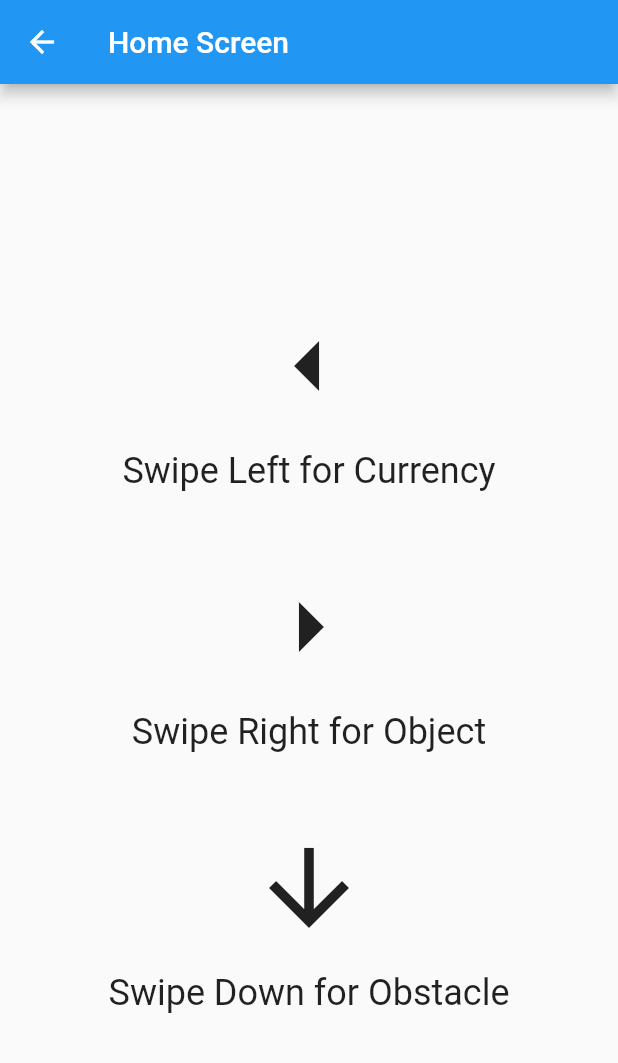
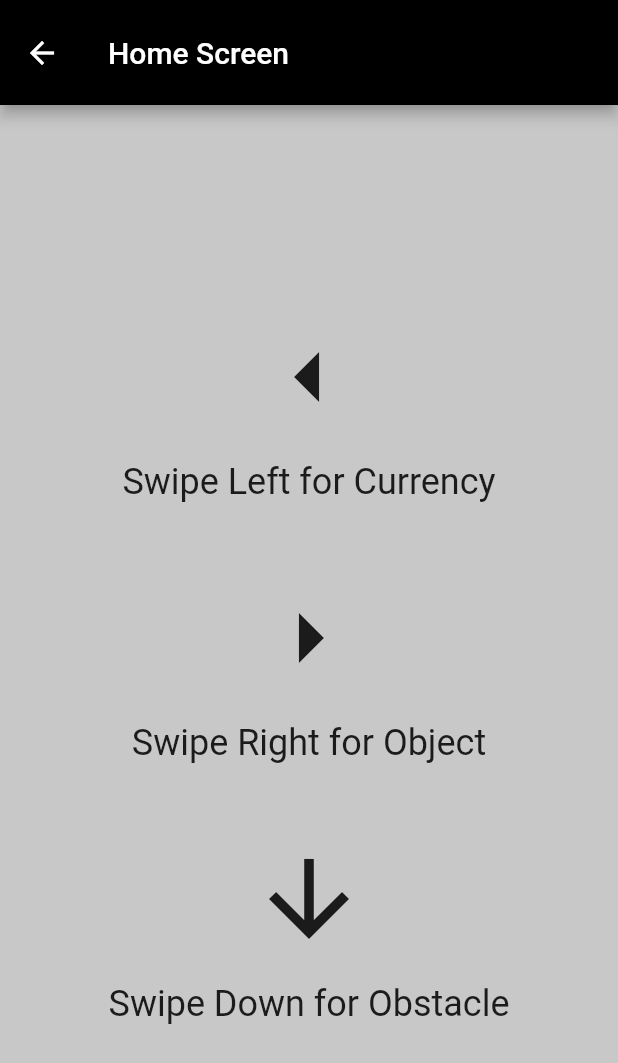
Before and after one commit to saudch007/EYEC-PROJECT, a Flutter app: the screen it shows after launch, after a tap on "SKIP", after a tap on "START", on a phone screen of 412 x 824 dp. Shown: the top 1063 px of the screen. Run offline on Flutter 3.47's test engine with Material 2 defaults, Android fonts, the phone set to English and light mode, and no system bars; our stand-ins replace flutter_tts.

Commit message:
sync changes with repo

```diff
--- a/lib/Screens/homeScreen/homeScreen.dart
+++ b/lib/Screens/homeScreen/homeScreen.dart
@@ -6,7 +6,8 @@ class HomeScreen extends StatefulWidget {
   _HomeScreenState createState() => _HomeScreenState();
 }
 
-class _HomeScreenState extends State<HomeScreen> {
+class _HomeScreenState extends State<HomeScreen> with SingleTickerProviderStateMixin{
+
   final FlutterTts flutterTts = FlutterTts();
 
   @override
@@ -22,28 +23,32 @@ class _HomeScreenState extends State<HomeScreen> {
 
   void _navigateToCurrency() {
     // Navigate to Currency
-  Navigator.pushNamed(context, "currencyDenomination");
+  Navigator.pushNamed(context, "/currencyDenomination");
   }
 
   void _navigateToObject() {
     // Navigate to Object module\
 
-  Navigator.pushNamed(context, "objectRecogination");
+  Navigator.pushNamed(context, "/objectRecogination");
   }
 
   void _navigateToObstacle() {
     // Navigate to Obstacle module
 
-  Navigator.pushNamed(context, "obstacldeDetection");
+  Navigator.pushNamed(context, "/obstacleDetection");
   }
 
   @override
   Widget build(BuildContext context) {
     return Scaffold(
       appBar: AppBar(
+        backgroundColor: Colors.black,
+        toolbarHeight: 70,
         title: Text('Home Screen'),
       ),
-      body: GestureDetector(
+      body: Container(
+        color: Colors.black.withOpacity(0.2),
+        child: GestureDetector(
           onTap: (){
              flutterTts.speak("PLease use double finger to swipe");
           },
@@ -104,6 +109,7 @@ class _HomeScreenState extends State<HomeScreen> {
             ),
           ),
         ),
+      ),
     );
   }
 }
--- a/lib/main.dart
+++ b/lib/main.dart
@@ -19,8 +19,8 @@ class MyApp extends StatelessWidget {
 
         '/homeScreen': (context) =>  HomeScreen(),
           '/obstacleDetection': (context) =>  obstacleDetection(),
-            '/currenctDenomination': (context) =>  currenctDenomination(),
-            'objectRecogination':(context) => objectRecogination()
+            '/currencyDenomination': (context) =>  currenctDenomination(),
+            '/objectRecogination':(context) => objectRecogination()
       },
 
     );
```
Lines whose indentation alone changed are shown as unchanged.
